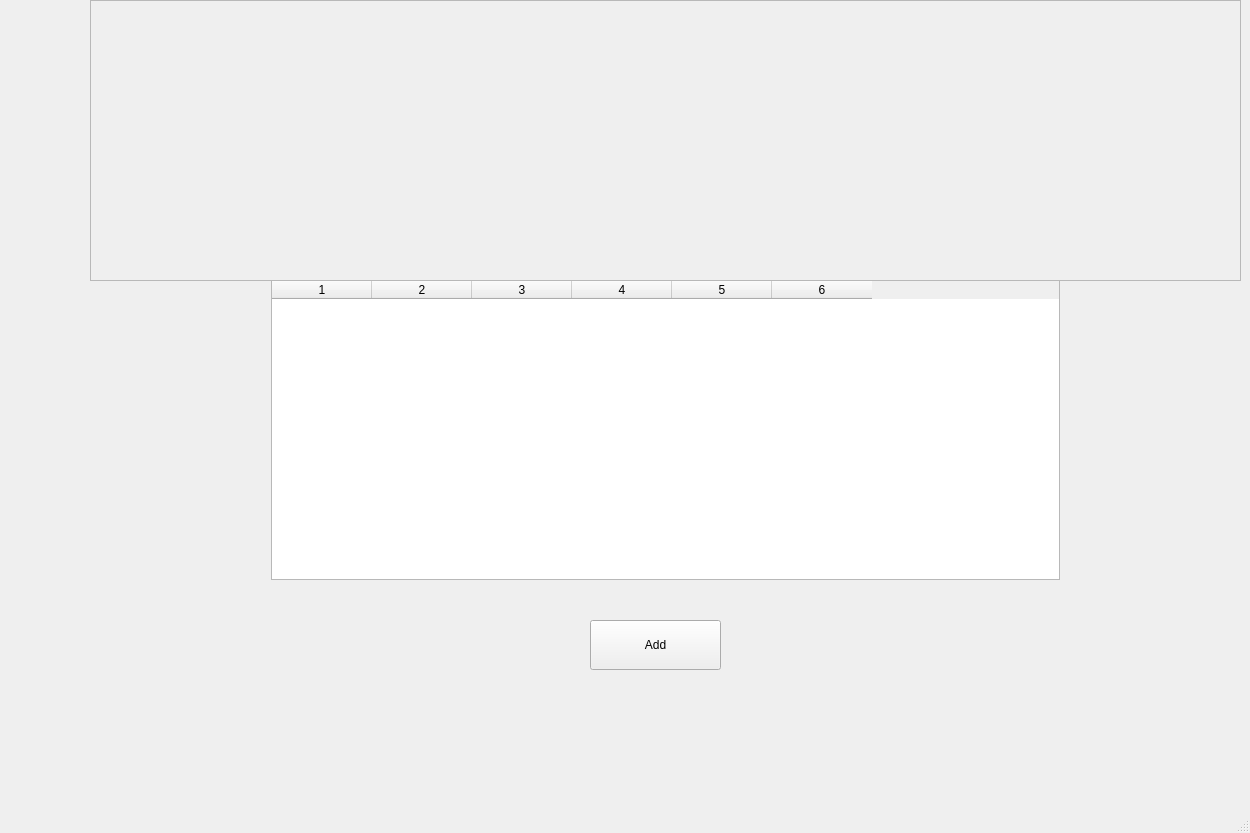
Before: the Qt Designer form mainwindow.ui in Andr1iCh/DKR_OOP, drawn with Qt 5.
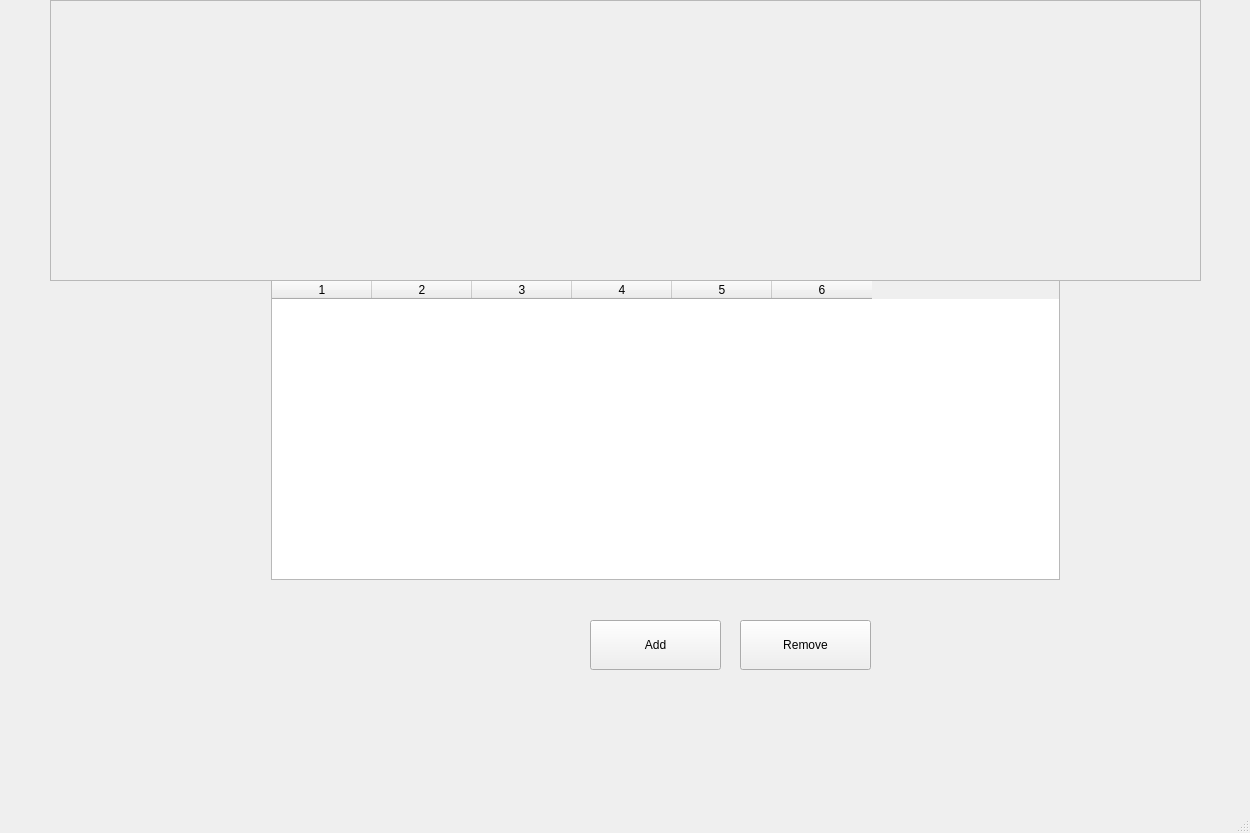
After: the same form once the commit is applied.

Commit message: remove button is added

Diff of the .ui file:
```diff
--- a/mainwindow.ui
+++ b/mainwindow.ui
@@ -105,6 +105,37 @@
       <string>Add</string>
      </property>
     </widget>
+    <widget class="QPushButton" name="btnDelete">
+     <property name="geometry">
+      <rect>
+       <x>420</x>
+       <y>40</y>
+       <width>131</width>
+       <height>50</height>
+      </rect>
+     </property>
+     <property name="sizePolicy">
+      <sizepolicy hsizetype="Preferred" vsizetype="Preferred">
+       <horstretch>0</horstretch>
+       <verstretch>0</verstretch>
+      </sizepolicy>
+     </property>
+     <property name="minimumSize">
+      <size>
+       <width>5</width>
+       <height>2</height>
+      </size>
+     </property>
+     <property name="maximumSize">
+      <size>
+       <width>150</width>
+       <height>50</height>
+      </size>
+     </property>
+     <property name="text">
+      <string>Remove</string>
+     </property>
+    </widget>
    </widget>
    <widget class="QWidget" name="widget" native="true">
     <property name="geometry">
@@ -185,7 +216,7 @@
    <widget class="QFrame" name="searchContainer">
     <property name="geometry">
      <rect>
-      <x>90</x>
+      <x>50</x>
       <y>0</y>
       <width>1151</width>
       <height>281</height>
```
The commit also changes 2 other files.
